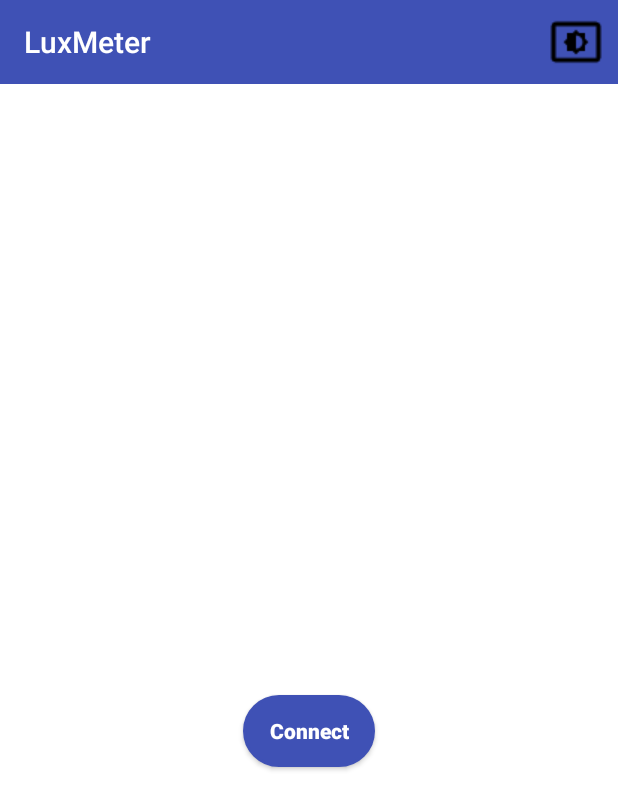
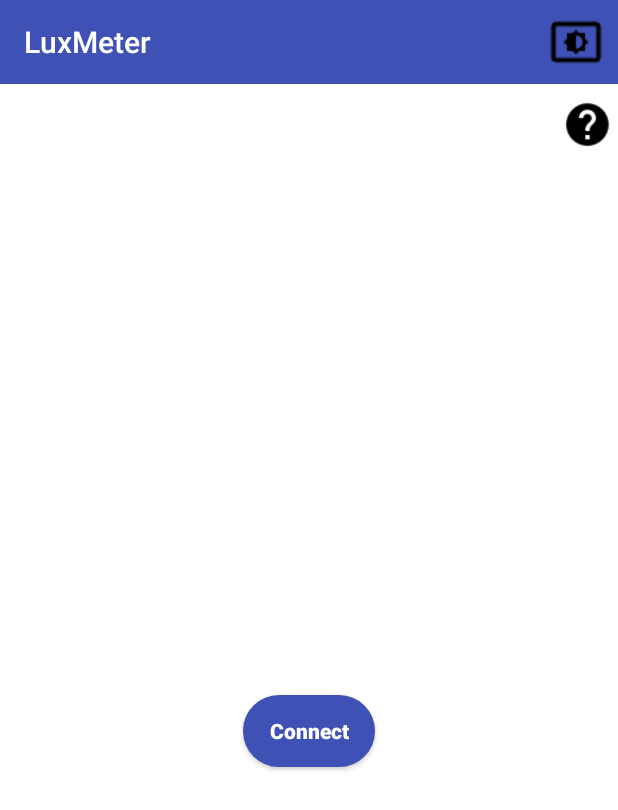
Before and after one commit to AlirezaAbrishami/lux-meter, an Android app: the MainActivity screen opened directly, with no data from a screen before it, on a phone screen of 412 x 824 dp. Shown: the top 810 px of the screen. Run offline under Robolectric (Android 15) with nearby library versions, the phone set to English and light mode, and no system bars.

Commit message:
Help Button Added.

```diff
--- a/android/app/src/main/java/ir/alirezaabrishami/luxmeter/MainActivity.java
+++ b/android/app/src/main/java/ir/alirezaabrishami/luxmeter/MainActivity.java
@@ -1,5 +1,6 @@
 package ir.alirezaabrishami.luxmeter;
 
+import androidx.appcompat.app.AlertDialog;
 import androidx.appcompat.app.AppCompatActivity;
 import androidx.appcompat.app.AppCompatDelegate;
 import androidx.appcompat.widget.Toolbar;
@@ -44,6 +45,7 @@ public class MainActivity extends AppCompatActivity {
     TextView fifthPosition;
     Button recordButton;
     TextView averageTextView;
+    ImageView helpButton;
 
     double[] luxValues = new double[5];
     String averageStr;
@@ -52,7 +54,7 @@ public class MainActivity extends AppCompatActivity {
     private PrintWriter output;
     private BufferedReader input;
     Thread Thread1 = null;
-    final String SERVER_IP = "172.20.10.6";
+    final String SERVER_IP = "192.168.4.1";
     final int SERVER_PORT = 80;
 
     byte positionPointer = 1;
@@ -78,6 +80,17 @@ public class MainActivity extends AppCompatActivity {
                                     AppCompatDelegate
                                             .MODE_NIGHT_YES);
 
+            }
+        });
+
+        helpButton.setOnClickListener(new View.OnClickListener() {
+            @Override
+            public void onClick(View view) {
+                new AlertDialog.Builder(MainActivity.this)
+                        .setMessage(R.string.help)
+                        .setNegativeButton("OK", null)
+                        .create()
+                        .show();
             }
         });
 
@@ -164,6 +177,7 @@ public class MainActivity extends AppCompatActivity {
         titleText = findViewById(R.id.main_title);
         recordButton = findViewById(R.id.main_record);
         averageTextView = findViewById(R.id.main_average);
+        helpButton = findViewById(R.id.main_help);
 
         averageStr = getResources().getString(R.string.average);
     }
--- a/android/app/src/main/res/layout/activity_main.xml
+++ b/android/app/src/main/res/layout/activity_main.xml
@@ -11,12 +11,23 @@
         android:id="@+id/tool_bar"
         layout="@layout/tool_bar" />
 
+
+    <ImageView
+        android:id="@+id/main_help"
+        android:layout_width="34dp"
+        android:layout_height="34dp"
+        android:layout_marginTop="10dp"
+        android:layout_marginEnd="3dp"
+        android:src="@drawable/baseline_help"
+        app:layout_constraintEnd_toEndOf="parent"
+        app:layout_constraintTop_toBottomOf="@id/tool_bar" />
+
     <ScrollView
         android:id="@+id/main_scrollview"
         android:layout_width="match_parent"
         android:layout_height="match_parent"
-        android:layout_marginTop="70dp"
-        app:layout_constraintTop_toTopOf="@id/tool_bar">
+        android:layout_marginTop="100dp"
+        app:layout_constraintTop_toBottomOf="@id/main_help">
 
         <androidx.constraintlayout.widget.ConstraintLayout
             android:id="@+id/main_scrollview_layout"
@@ -25,12 +36,11 @@
             android:background="@color/backgroundColor"
             android:visibility="gone">
 
-
             <TextView
                 android:id="@+id/main_position_one"
                 android:layout_width="wrap_content"
                 android:layout_height="wrap_content"
-                android:layout_marginTop="17dp"
+                android:layout_marginTop="7dp"
                 android:layout_marginEnd="110dp"
                 android:background="@drawable/text_view_background_off"
                 android:paddingStart="8dp"
@@ -47,7 +57,7 @@
                 android:layout_width="wrap_content"
                 android:layout_height="wrap_content"
                 android:layout_marginStart="110dp"
-                android:layout_marginTop="17dp"
+                android:layout_marginTop="7dp"
                 android:background="@drawable/text_view_background_off"
                 android:paddingStart="8dp"
                 android:paddingEnd="8dp"
@@ -371,13 +381,13 @@
                 android:id="@+id/main_average"
                 android:layout_width="wrap_content"
                 android:layout_height="wrap_content"
+                android:layout_marginTop="30dp"
                 android:textAllCaps="false"
                 android:textColor="@color/textColor"
                 android:textSize="22sp"
                 app:layout_constraintEnd_toEndOf="parent"
                 app:layout_constraintStart_toStartOf="parent"
-                app:layout_constraintTop_toBottomOf="@id/main_fifth_layout"
-                android:layout_marginTop="30dp" />
+                app:layout_constraintTop_toBottomOf="@id/main_fifth_layout" />
 
         </androidx.constraintlayout.widget.ConstraintLayout>
 
--- a/android/app/src/main/res/values-night/strings.xml
+++ b/android/app/src/main/res/values-night/strings.xml
@@ -27,4 +27,5 @@
     <string name="average">Average: </string>
     <string name="calibrate_hint">Please place the lux meter in the middle below your device.</string>
     <string name="calibrate">Calibrate</string>
+    <string name="help">این وسیله برای اندازه گیری شدت نور دستگاه فتوتراپی طراحی شده است. جهت اندازه گیری, لوکس متر را ابتدا پس از بردن آن وسط زیر دستگاه, کالیبره کنید و سپس در پنچ جای دستگاه ببرید و طبق راهنمایی های برنامه عمل کنید.</string>
 </resources>
--- a/android/app/src/main/res/values/strings.xml
+++ b/android/app/src/main/res/values/strings.xml
@@ -27,4 +27,5 @@
     <string name="average">Average: </string>
     <string name="calibrate_hint">Please place the lux meter in the middle below your device.</string>
     <string name="calibrate">Calibrate</string>
+    <string name="help">این وسیله برای اندازه گیری شدت نور دستگاه فتوتراپی طراحی شده است. جهت اندازه گیری, لوکس متر را ابتدا پس از بردن آن وسط زیر دستگاه, کالیبره کنید و سپس در پنچ جای دستگاه ببرید و طبق راهنمایی های برنامه عمل کنید.</string>
 </resources>
```
Also changed, not shown: android/app/src/main/java/ir/alirezaabrishami/luxmeter/Calibrate.java (+15 -1 lines), android/app/src/main/res/layout/activity_calibrate.xml (+15 -4 lines), android/app/src/main/res/drawable-night/baseline_help.png (added), android/app/src/main/res/drawable/baseline_help.png (added).
